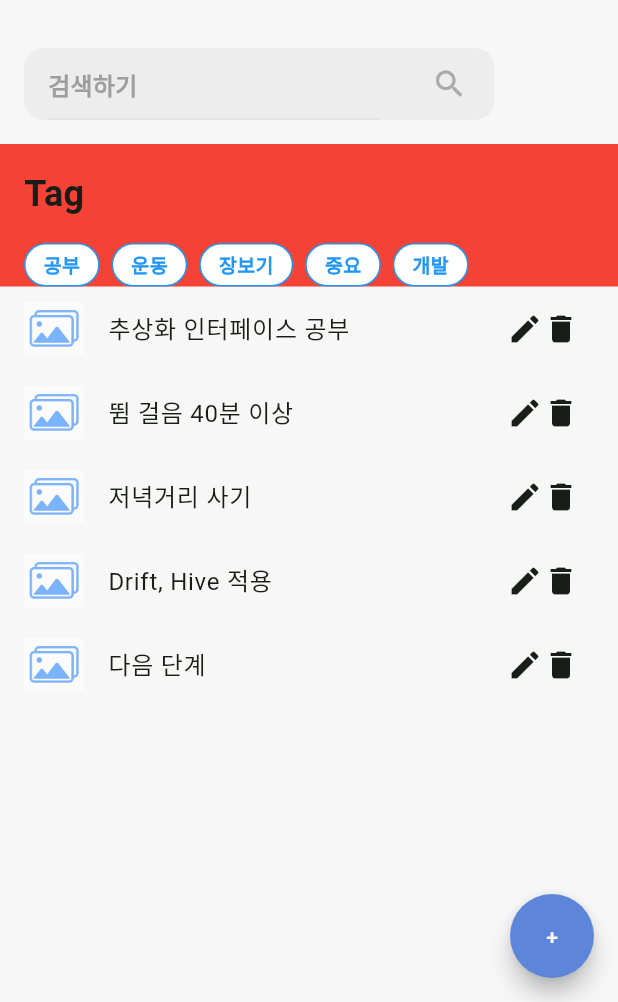
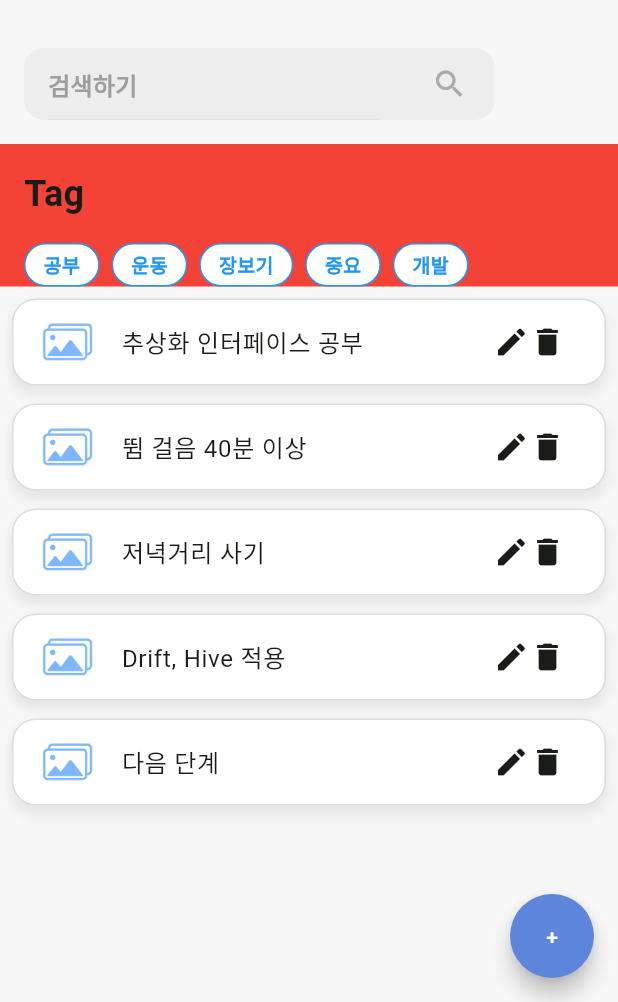
Before and after one commit to LifeIsOne/flutter-todo-app, a Flutter app: the TodoListScreen screen opened directly, on a phone screen of 412 x 824 dp, the part 234-1236 px from its top. Run offline on Flutter 3.47's test engine with Material 3 defaults, Android fonts, the phone set to English and light mode, and no system bars; our stand-ins replace flutter_riverpod, image_picker.

Commit message:
[DESIGN] 디자인 수정

```diff
--- a/lib/widgets/todo_list.dart
+++ b/lib/widgets/todo_list.dart
@@ -12,12 +12,29 @@ class TodoList extends StatelessWidget {
 
   @override
   Widget build(BuildContext context) {
-    return Container(
-      child: ListView.builder(
-        itemCount: todos.length,
-        itemBuilder: (context, index) {
-          final todo = todos[index];
-          return ListTile(
+    return ListView.builder(
+      padding: const EdgeInsets.all(8),
+      itemCount: todos.length,
+      itemBuilder: (context, index) {
+        final todo = todos[index];
+
+        return Container(
+          margin: const EdgeInsets.only(bottom: 12),
+          decoration: BoxDecoration(
+            color: Colors.white,
+            borderRadius: BorderRadius.circular(16),
+            border: Border.all(color: Color(0x22000000), width: 1),
+            boxShadow: [
+              BoxShadow(
+                color: Color(0x11000000),
+                offset: Offset(0, 5),
+                spreadRadius: 1,
+                blurRadius: 5,
+              ),
+            ],
+          ),
+
+          child: ListTile(
             leading: todo.todoImg == null
                 ? Image.asset(
                     'assets/images/todo/default.png',
@@ -48,9 +65,9 @@ class TodoList extends StatelessWidget {
                 ],
               ),
             ),
-          );
-        },
-      ),
+          ),
+        );
+      },
     );
   }
 }
```
